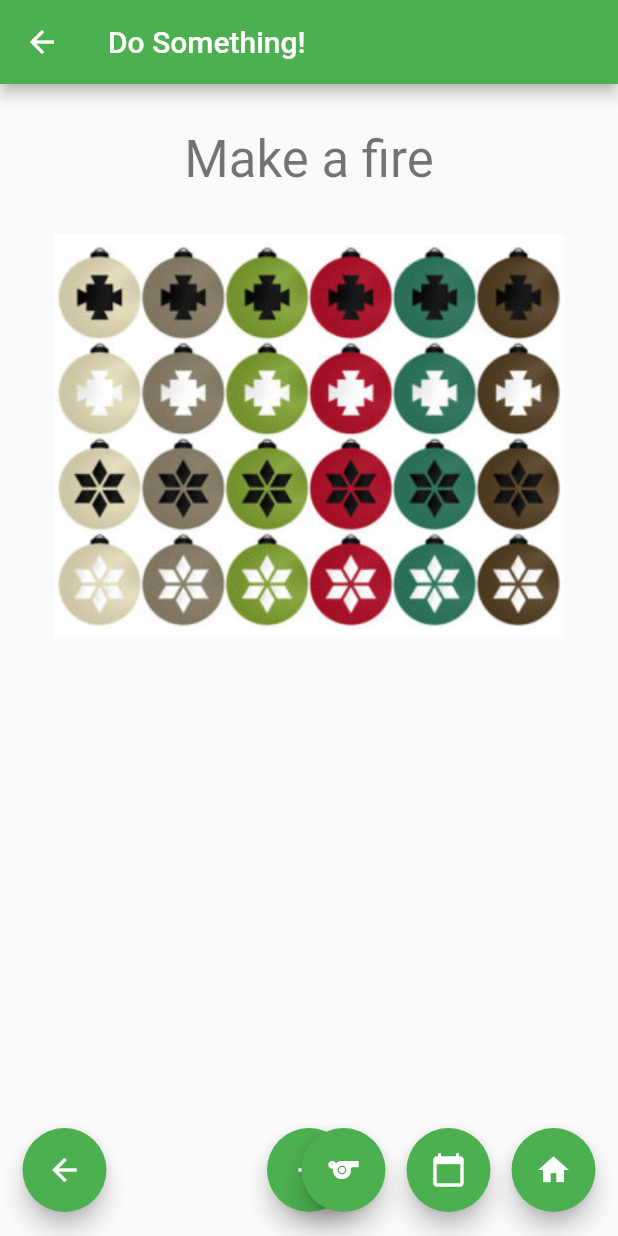
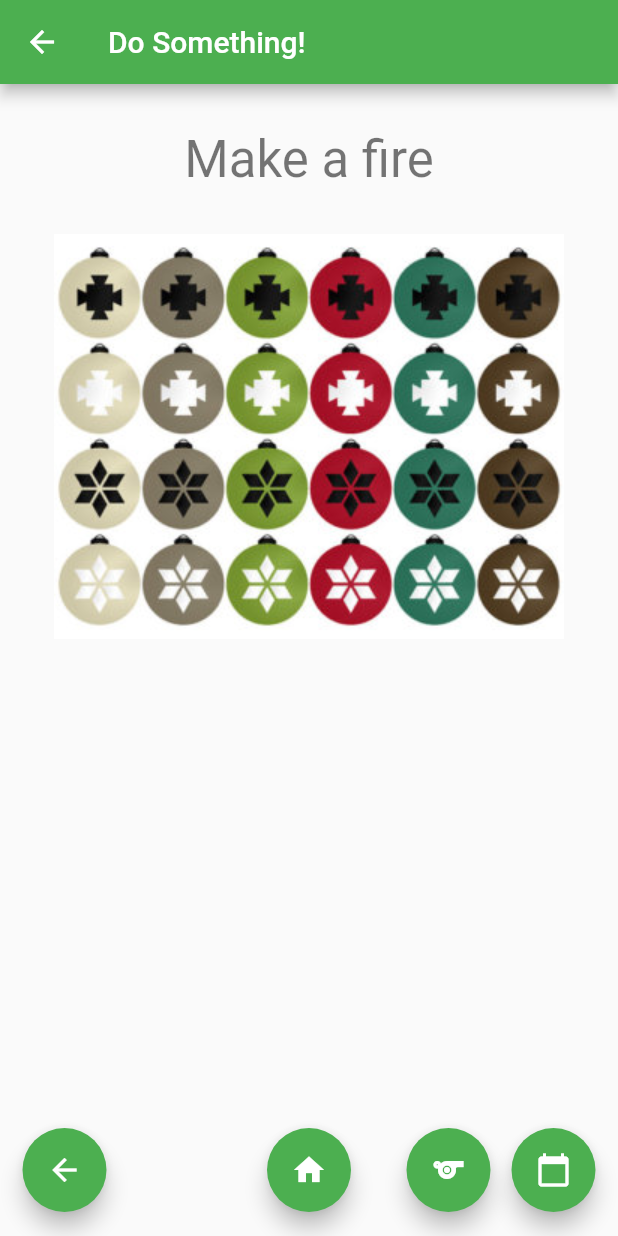
Before and after one commit to jaronimot/jaronimot.github.io, a Flutter app: the screen it shows after launch, after a tap on the "sports" icon, on a phone screen of 412 x 824 dp. Run offline on Flutter 3.47's test engine with Material 2 defaults, Android fonts, the phone set to English and light mode, and no system bars.

Commit message:
Messing with buttons a bit

```diff
--- a/lib/main.dart
+++ b/lib/main.dart
@@ -224,11 +224,21 @@ class _MyHomePageState extends State<MyHomePage> {
                 ),
               ),
             ),
+            // Padding(
+            //   padding: EdgeInsets.only(left: 85),
+            //   child: Align(
+            //     alignment: Alignment.bottomLeft,
+            //     child: FloatingActionButton(
+            //       onPressed: _incrementCounter,
+            //       child: Icon(Icons.refresh),
+            //     ),
+            //   ),
+            // ),
             Align(
               alignment: Alignment.bottomCenter,
               child: FloatingActionButton(
                 onPressed: _incrementCounter,
-                child: Icon(Icons.add),
+                child: Icon(Icons.refresh),
               ),
             ),
             Padding(
@@ -241,18 +251,18 @@ class _MyHomePageState extends State<MyHomePage> {
                 ),
               ),
             ),
+            // Padding(
+            //   padding: EdgeInsets.only(right: 85),
+            //   child: Align(
+            //     alignment: Alignment.bottomRight,
+            //     child: FloatingActionButton(
+            //       onPressed: _getHolidays,
+            //       child: Icon(Icons.calendar_today),
+            //     ),
+            //   ),
+            // ),
             Padding(
               padding: EdgeInsets.only(right: 85),
-              child: Align(
-                alignment: Alignment.bottomRight,
-                child: FloatingActionButton(
-                  onPressed: _getHolidays,
-                  child: Icon(Icons.calendar_today),
-                ),
-              ),
-            ),
-            Padding(
-              padding: EdgeInsets.only(right: 155),
               child: Align(
                 alignment: Alignment.bottomRight,
                 child: FloatingActionButton(
@@ -416,15 +426,8 @@ class _PlayPageState extends State<PlayPage> {
                 ),
               ),
             ),
-            Align(
-              alignment: Alignment.bottomCenter,
-              child: FloatingActionButton(
-                onPressed: _incrementCounter,
-                child: Icon(Icons.add),
-              ),
-            ),
             Padding(
-              padding: EdgeInsets.only(right: 85),
+              padding: EdgeInsets.only(right: 15),
               child: Align(
                 alignment: Alignment.bottomRight,
                 child: FloatingActionButton(
@@ -433,8 +436,18 @@ class _PlayPageState extends State<PlayPage> {
                 ),
               ),
             ),
+            // Padding(
+            //   padding: EdgeInsets.only(right: 0),
+            //   child: Align(
+            //     alignment: Alignment.bottomLeft,
+            //     child: FloatingActionButton(
+            //       onPressed: _getHolidays,
+            //       child: Icon(Icons.calendar_today),
+            //     ),
+            //   ),
+            // ),
             Padding(
-              padding: EdgeInsets.only(right: 155),
+              padding: EdgeInsets.only(right: 85),
               child: Align(
                 alignment: Alignment.bottomRight,
                 child: FloatingActionButton(
@@ -443,16 +456,13 @@ class _PlayPageState extends State<PlayPage> {
                 ),
               ),
             ),
-            Padding(
-              padding: EdgeInsets.only(right: 15),
-              child: Align(
-                alignment: Alignment.bottomRight,
-                child: FloatingActionButton(
-                  onPressed: () {
-                    Navigator.pop(context);
-                  },
-                  child: Icon(Icons.home),
-                ),
+            Align(
+              alignment: Alignment.bottomCenter,
+              child: FloatingActionButton(
+                onPressed: () {
+                  Navigator.pop(context);
+                },
+                child: Icon(Icons.home),
               ),
             ),
           ],
```
Also changed, not shown: 3 other files.
